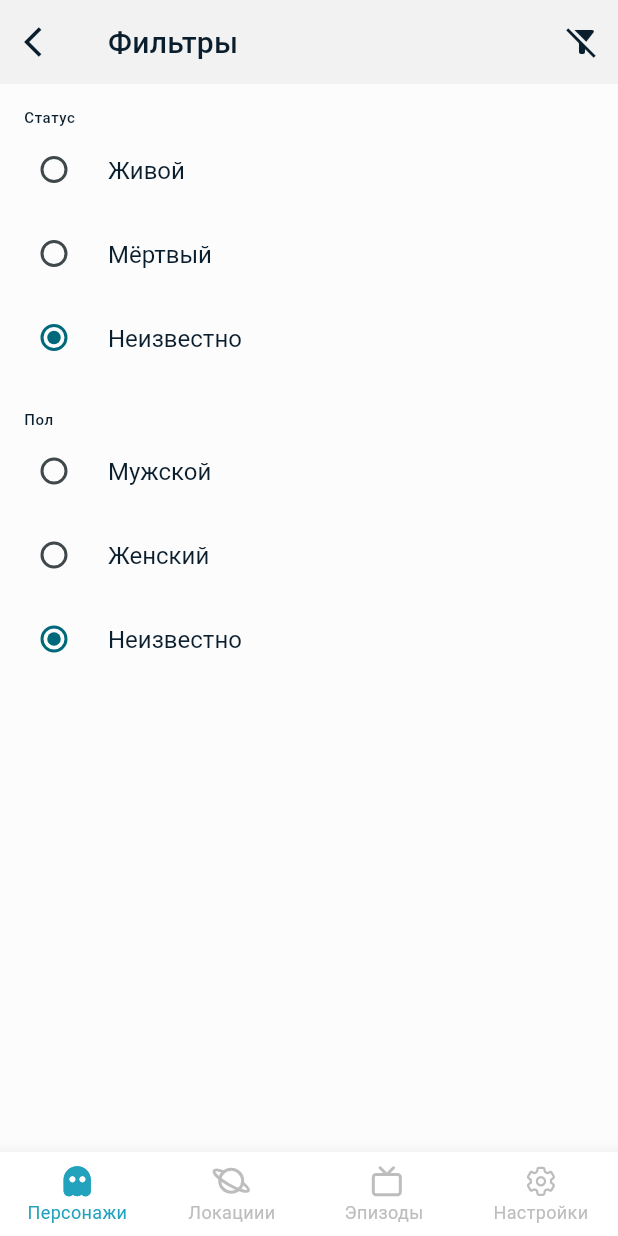
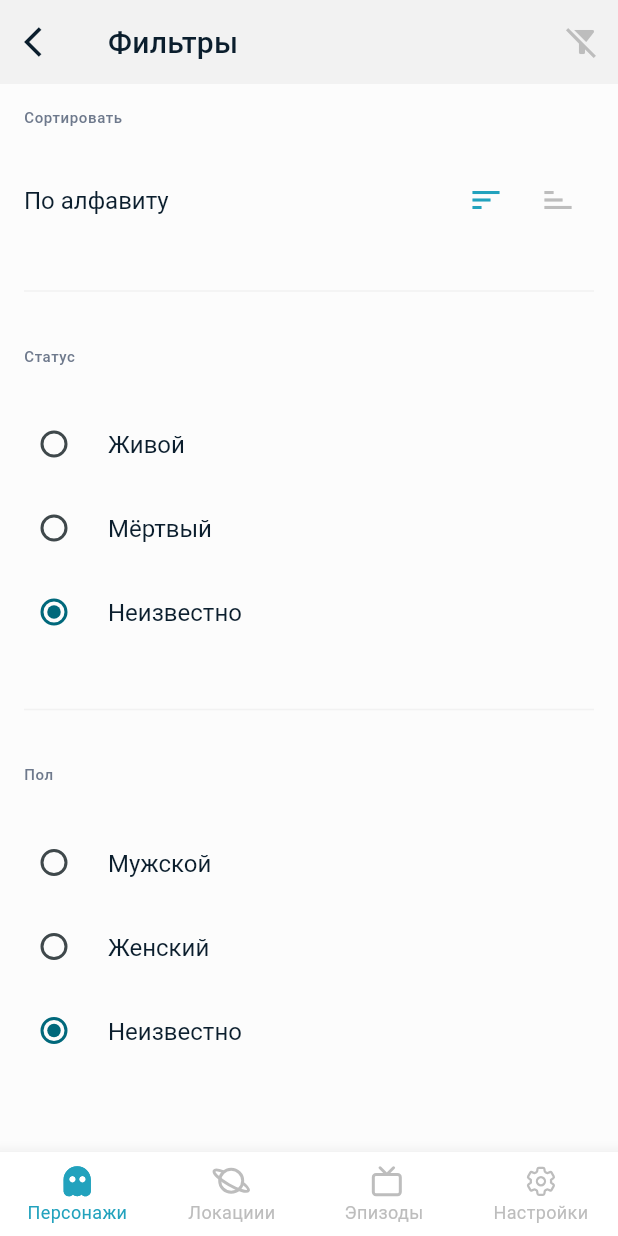
Before and after one commit to AktanK13/rick_and_morty, a Flutter app: the CharactersFilterPage screen opened by its route, on a phone screen of 412 x 824 dp. Run offline on Flutter 3.47's test engine with Material 3 defaults, Android fonts, the phone set to English and light mode, and no system bars; our stand-ins replace bloc, dartz, dio, equatable, flutter_bloc, flutter_svg and 3 more; accounts and stored records are empty; network calls fail.

Commit message:
fix divider add sort static

```diff
--- a/lib/core/styles/app_theme.dart
+++ b/lib/core/styles/app_theme.dart
@@ -79,6 +79,7 @@ class AppTheme {
         color: AppColors.textBlack,
       ),
     ),
+    dividerColor: AppColors.dividerColor,
     bottomNavigationBarTheme: const BottomNavigationBarThemeData(
       elevation: 10,
       backgroundColor: AppColors.navBarBackgroundWhite,
@@ -143,6 +144,7 @@ class AppTheme {
     dialogTheme: const DialogTheme().copyWith(
       backgroundColor: AppColors.navBarBackgroundBlack,
     ),
+    dividerColor: AppColors.searchBackgroundDark,
     textTheme: const TextTheme().copyWith(
       titleLarge: const TextStyle(
           color: AppColors.textWhite,
--- a/lib/features/characters/presentation/bloc/characters_event.dart
+++ b/lib/features/characters/presentation/bloc/characters_event.dart
@@ -16,7 +16,6 @@ class FetchCharacters extends CharactersEvent {
   final int page;
   final String status;
   final String gender;
-
   @override
   List<Object> get props => [page];
 }
--- a/lib/features/characters/presentation/pages/sub_pages/characters_filter_page.dart
+++ b/lib/features/characters/presentation/pages/sub_pages/characters_filter_page.dart
@@ -1,7 +1,10 @@
 import 'package:flutter/material.dart';
 import 'package:flutter_bloc/flutter_bloc.dart';
+import 'package:rick_and_morty/core/styles/app_colors.dart';
+import 'package:rick_and_morty/core/utils/sized_box_helper.dart';
 
 import 'package:rick_and_morty/features/characters/presentation/bloc/characters_bloc.dart';
+import 'package:rick_and_morty/shared/widgets/divider_line.dart';
 
 class CharactersFilterPage extends StatefulWidget {
   const CharactersFilterPage({
@@ -54,7 +57,12 @@ class _CharactersFilterPageState extends State<CharactersFilterPage> {
           ),
           actions: [
             IconButton(
-              icon: const Icon(Icons.filter_alt_off),
+              icon: Icon(
+                Icons.filter_alt_off,
+                color: selectedStatus == "" && selectedGnder == ""
+                    ? AppColors.buttonDisabled
+                    : AppColors.statusDead,
+              ),
               onPressed: _resetFilters,
             ),
           ],
@@ -65,9 +73,45 @@ class _CharactersFilterPageState extends State<CharactersFilterPage> {
             crossAxisAlignment: CrossAxisAlignment.start,
             children: [
               Text(
+                'Сортировать',
+                style: Theme.of(context)
+                    .textTheme
+                    .bodySmall
+                    ?.copyWith(color: AppColors.textGray),
+              ),
+              addVerticalSpace(24),
+              Row(
+                children: [
+                  Text(
+                    'По алфавиту ',
+                    style: Theme.of(context).textTheme.titleLarge,
+                  ),
+                  const Spacer(),
+                  IconButton(
+                    onPressed: () {},
+                    icon: const Icon(Icons.sort_outlined),
+                  ),
+                  IconButton(
+                    onPressed: () {},
+                    icon: Transform.flip(
+                      flipY: true,
+                      child: const Icon(
+                        Icons.sort_outlined,
+                        color: AppColors.buttonDisabled,
+                      ),
+                    ),
+                  ),
+                ],
+              ),
+              const DividerLine(),
+              Text(
                 'Статус',
-                style: Theme.of(context).textTheme.bodySmall,
+                style: Theme.of(context)
+                    .textTheme
+                    .bodySmall
+                    ?.copyWith(color: AppColors.textGray),
               ),
+              addVerticalSpace(24),
               RadioListTile<String>(
                 contentPadding: const EdgeInsets.all(0),
                 title: Text(
@@ -110,11 +154,15 @@ class _CharactersFilterPageState extends State<CharactersFilterPage> {
                   });
                 },
               ),
-              const SizedBox(height: 20),
+              const DividerLine(),
               Text(
                 'Пол',
-                style: Theme.of(context).textTheme.bodySmall,
+                style: Theme.of(context)
+                    .textTheme
+                    .bodySmall
+                    ?.copyWith(color: AppColors.textGray),
               ),
+              addVerticalSpace(24),
               RadioListTile<String>(
                 contentPadding: const EdgeInsets.all(0),
                 title: Text(
--- a/lib/features/characters/presentation/pages/sub_pages/characters_search_page.dart
+++ b/lib/features/characters/presentation/pages/sub_pages/characters_search_page.dart
@@ -31,7 +31,7 @@ class _CharactersSearchPageState extends State<CharactersSearchPage> {
 
   void _onSearchChanged(String query) {
     if (_debounce?.isActive ?? false) _debounce?.cancel();
-    _debounce = Timer(const Duration(milliseconds: 500), () {
+    _debounce = Timer(const Duration(milliseconds: 700), () {
       setState(() {
         _loadCharacters(query);
       });
--- a/lib/shared/widgets/divider_line.dart
+++ b/lib/shared/widgets/divider_line.dart
@@ -1,6 +1,5 @@
 import 'package:flutter/material.dart';
 
-import 'package:rick_and_morty/core/styles/app_colors.dart';
 import 'package:rick_and_morty/core/utils/sized_box_helper.dart';
 
 class DividerLine extends StatelessWidget {
@@ -11,9 +10,9 @@ class DividerLine extends StatelessWidget {
     return Column(
       children: [
         addVerticalSpace(36),
-        const Divider(
+        Divider(
           height: 2,
-          color: AppColors.dividerColor,
+          color: Theme.of(context).dividerColor,
         ),
         addVerticalSpace(36),
       ],
```
